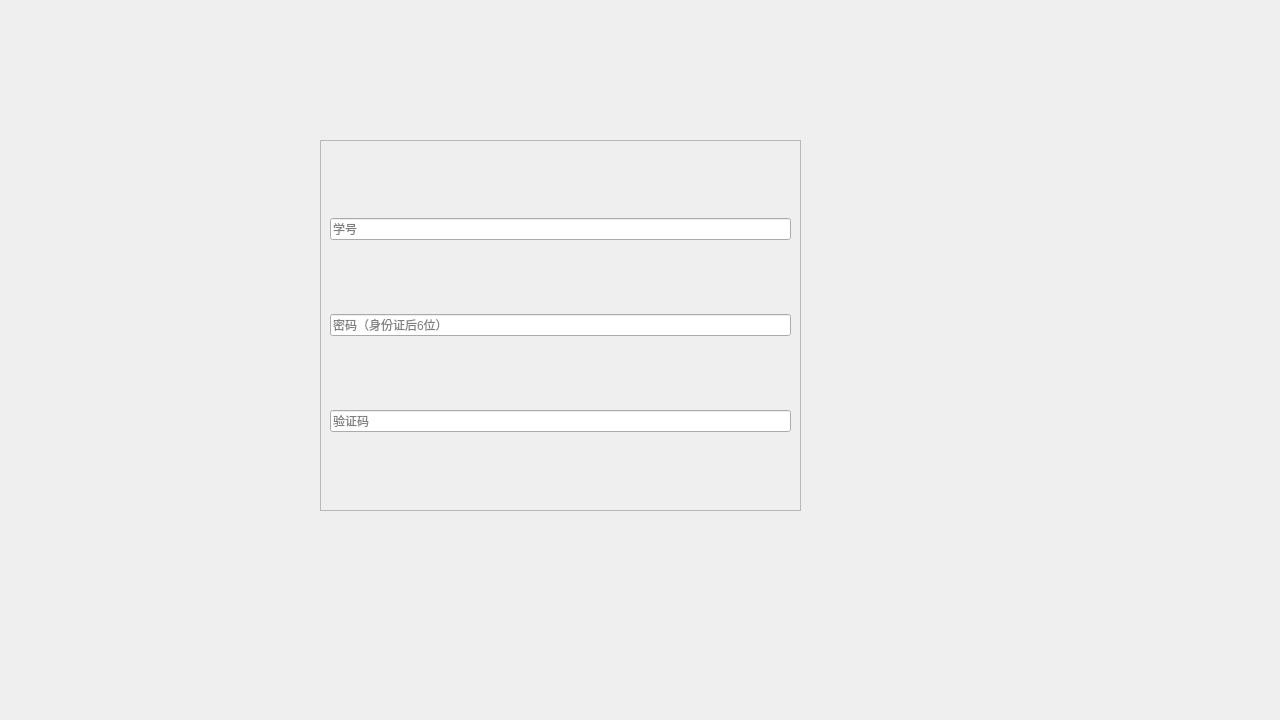
Old version of the form login.ui in the repository feroooooo/LibClient.
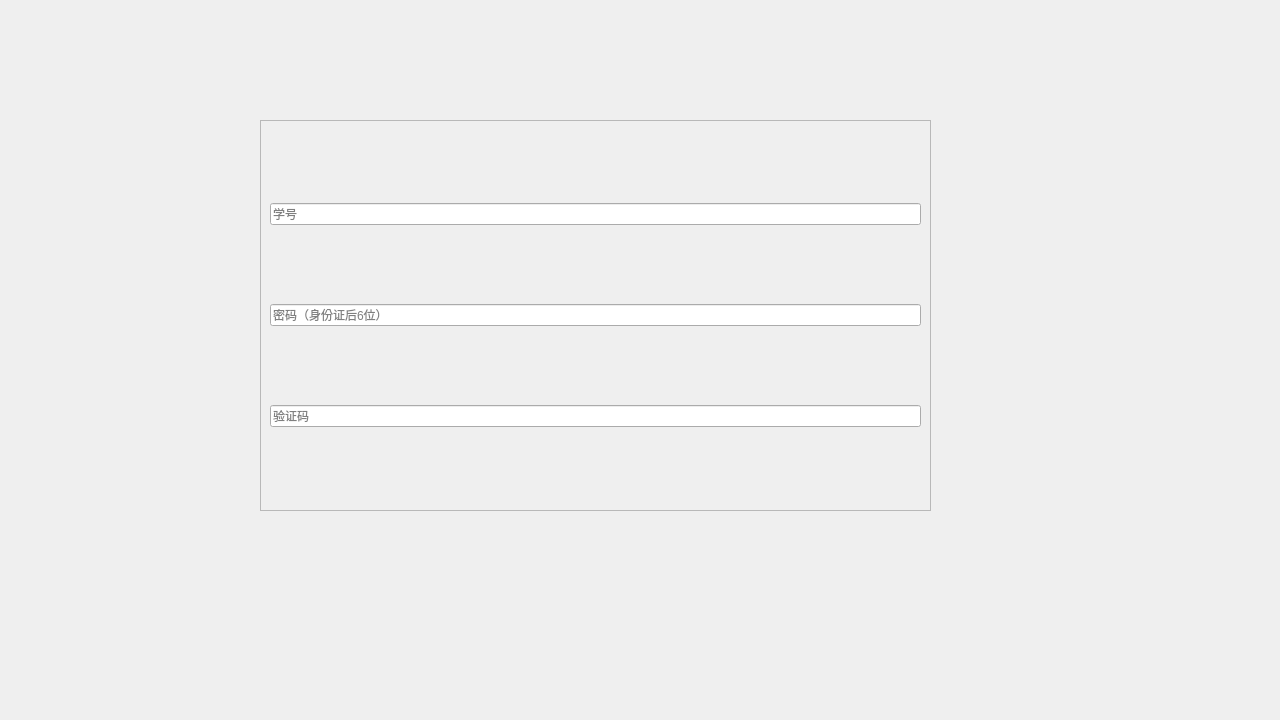
New version of the form.

```diff
--- a/login.ui
+++ b/login.ui
@@ -16,24 +16,24 @@
     <height>540</height>
    </size>
   </property>
-  <property name="maximumSize">
-   <size>
-    <width>1280</width>
-    <height>720</height>
-   </size>
-  </property>
   <property name="windowTitle">
    <string>登录</string>
   </property>
   <widget class="QFrame" name="frame">
    <property name="geometry">
     <rect>
-     <x>320</x>
-     <y>140</y>
-     <width>481</width>
-     <height>371</height>
+     <x>260</x>
+     <y>120</y>
+     <width>671</width>
+     <height>391</height>
     </rect>
    </property>
+   <property name="sizePolicy">
+    <sizepolicy hsizetype="Preferred" vsizetype="Preferred">
+     <horstretch>0</horstretch>
+     <verstretch>0</verstretch>
+    </sizepolicy>
+   </property>
    <property name="styleSheet">
     <string notr="true"/>
    </property>
```
